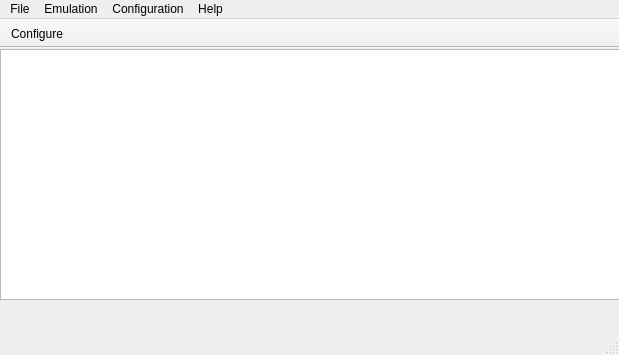
dracc/YAXF, file mainwindow.ui: the form before one commit.
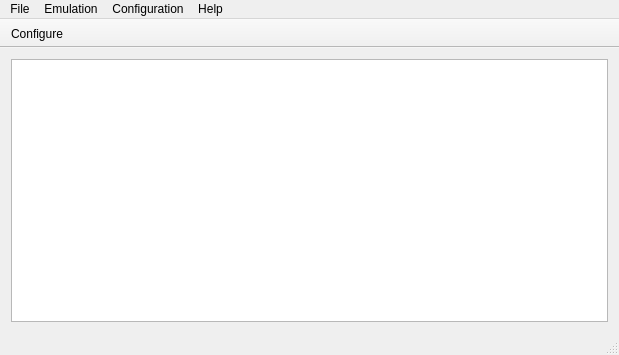
The form after the commit. Icons and pictures are not drawn.

Commit message: Make ISO list expand with windowsize

Patch:
```diff
--- a/mainwindow.ui
+++ b/mainwindow.ui
@@ -14,16 +14,11 @@
    <string>YAXF</string>
   </property>
   <widget class="QWidget" name="centralWidget">
-   <widget class="QListWidget" name="listWidget">
-    <property name="geometry">
-     <rect>
-      <x>0</x>
-      <y>1</y>
-      <width>621</width>
-      <height>251</height>
-     </rect>
-    </property>
-   </widget>
+   <layout class="QGridLayout" name="gridLayout">
+    <item row="0" column="0">
+     <widget class="QListWidget" name="listWidget"/>
+    </item>
+   </layout>
   </widget>
   <widget class="QMenuBar" name="menuBar">
    <property name="geometry">
```
Left out of the diff: 2 changed lines with no effect on the pictures.
